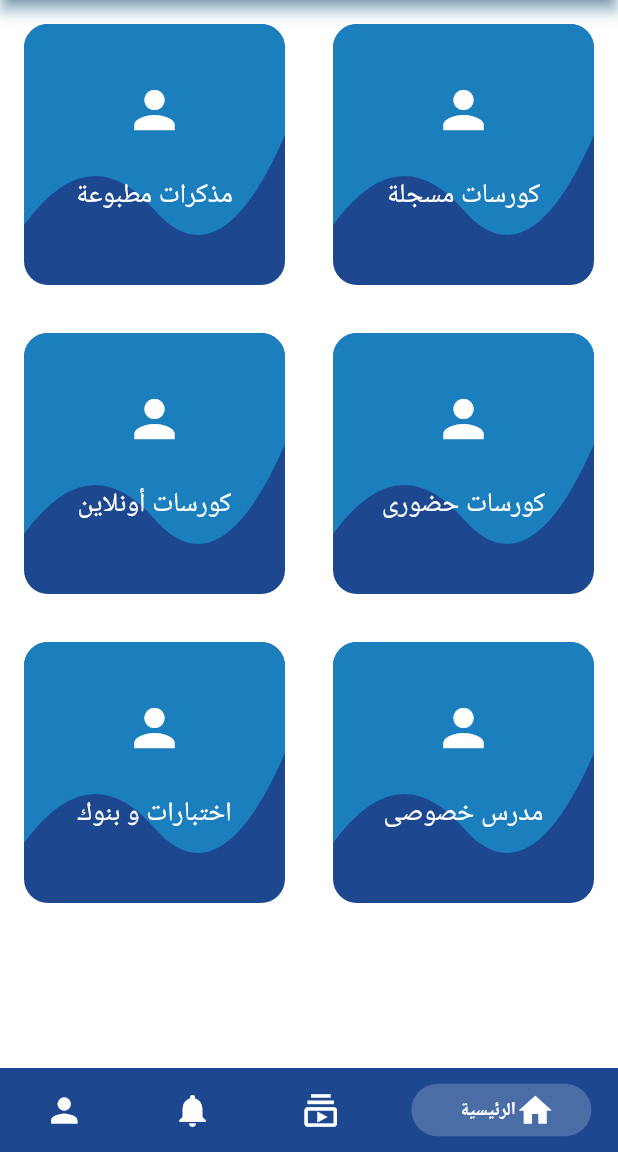
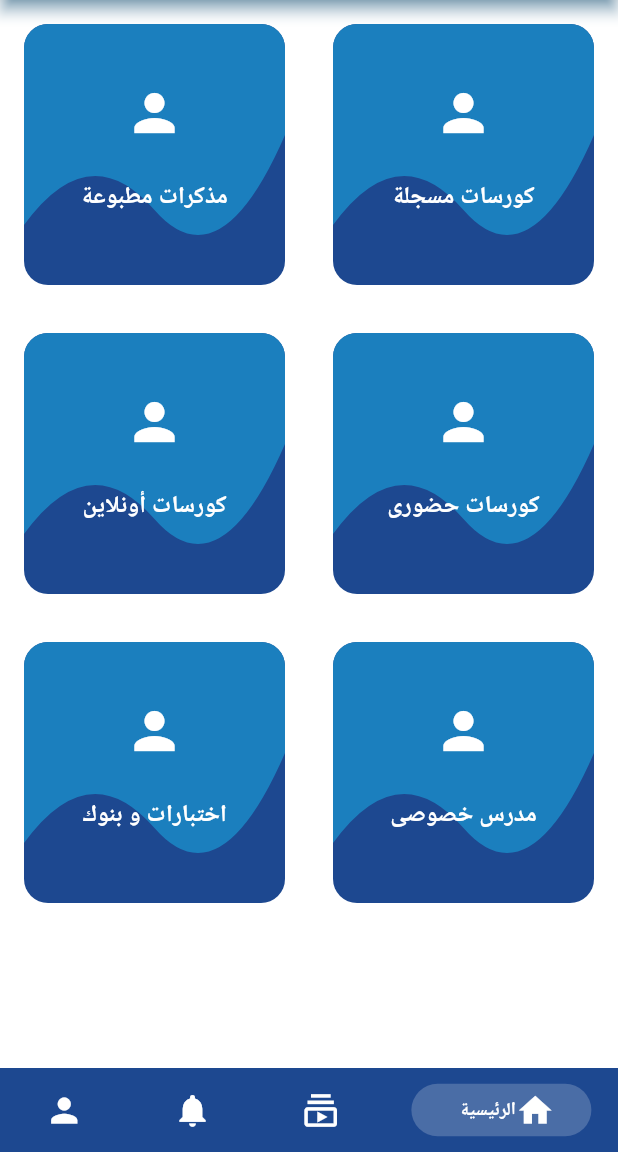
Before and after one commit to mahmoudhamdyae/Education, a Flutter app: the screen it shows after launch, on a phone screen of 412 x 824 dp, the part 84-1236 px from its top. Run offline on Flutter 3.47's test engine with Material 3 defaults, Android fonts, the phone set to English and light mode, and no system bars; drawn by our look-alikes of persistent_bottom_nav_bar; our stand-ins replace get_it, shared_preferences; Roboto replaces fonts that are missing (Montserrat).

Commit message:
Make Text Bold

```diff
--- a/lib/presentation/widgets/grid_view_item.dart
+++ b/lib/presentation/widgets/grid_view_item.dart
@@ -36,7 +36,8 @@ class GridViewItem extends StatelessWidget {
                       _item.name,
                       textAlign: TextAlign.center,
                       style: const TextStyle(
-                        fontSize: AppSize.s18,
+                        fontSize: AppSize.s16,
+                        fontWeight: FontWeight.bold,
                         color: ColorManager.white
                       ),
                     ),
```
